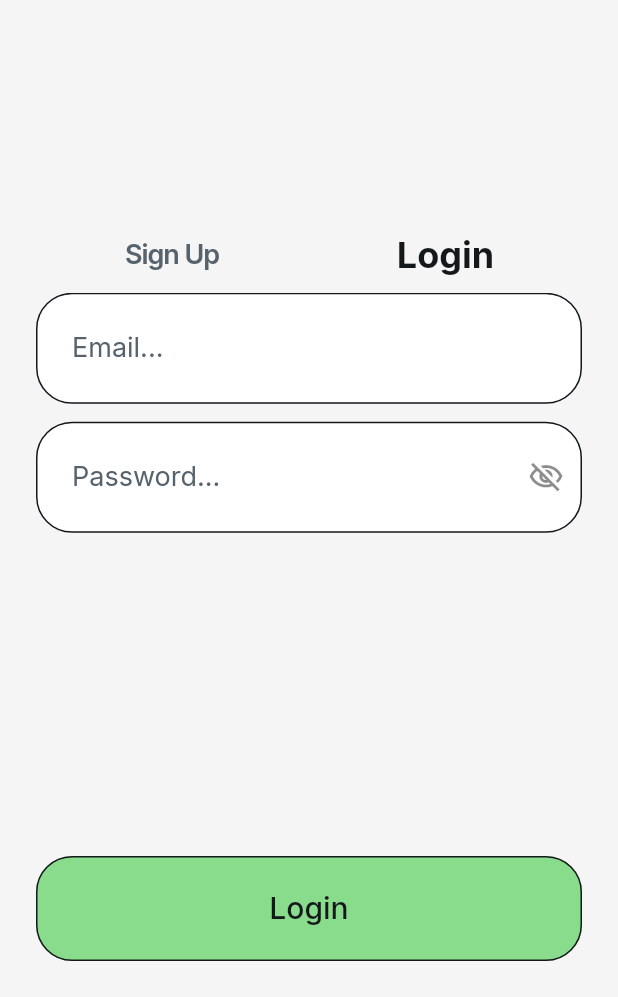
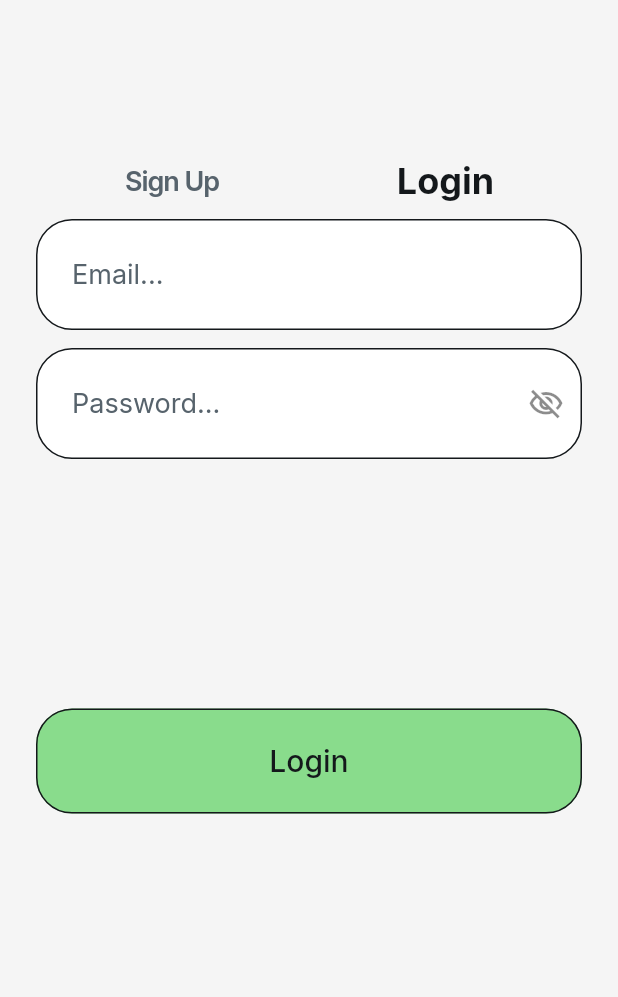
Before and after one commit to vfaywolfe/ToDo25, a Flutter app: the screen it shows after launch, tab 2 chosen, on a phone screen of 412 x 824 dp, the part 239-1236 px from its top. Run offline on Flutter 3.47's test engine with Material 3 defaults, Android fonts, the light colour scheme and no system bars; drawn by our look-alikes of auto_size_text; our stand-ins replace cloud_firestore, easy_debounce, file_picker, firebase_auth, firebase_core, firebase_remote_config and 14 more; missing offline and left inert: json_path, mime_type; accounts and stored records are empty.

Commit message:
Updating to latest FlutterFlow output.

```diff
--- a/lib/login/login_widget.dart
+++ b/lib/login/login_widget.dart
@@ -118,6 +118,7 @@ class _LoginWidgetState extends State<LoginWidget>
                               text: 'Sign Up',
                             ),
                             Tab(
+                              key: ValueKey('LoginTab_sq9s'),
                               text: 'Login',
                             ),
                           ],
@@ -439,6 +440,7 @@ class _LoginWidgetState extends State<LoginWidget>
                                 Container(
                                   width: double.infinity,
                                   child: TextFormField(
+                                    key: ValueKey('Login-email_1zpq'),
                                     controller: _model.loginEmailTextController,
                                     focusNode: _model.loginEmailFocusNode,
                                     onChanged: (_) => EasyDebounce.debounce(
@@ -539,6 +541,7 @@ class _LoginWidgetState extends State<LoginWidget>
                                 Container(
                                   width: double.infinity,
                                   child: TextFormField(
+                                    key: ValueKey('Login-Password_hf3p'),
                                     controller:
                                         _model.loginPasswordTextController,
                                     focusNode: _model.loginPasswordFocusNode,
@@ -638,6 +641,50 @@ class _LoginWidgetState extends State<LoginWidget>
                     ],
                   ),
                 ),
+                if (_model.tabBarCurrentIndex == 1)
+                  Semantics(
+                    label: 'LoginButton',
+                    child: FFButtonWidget(
+                      key: ValueKey('Login-Button_tvow'),
+                      onPressed: () async {
+                        GoRouter.of(context).prepareAuthEvent();
+
+                        final user = await authManager.signInWithEmail(
+                          context,
+                          _model.loginEmailTextController.text,
+                          _model.loginPasswordTextController.text,
+                        );
+                        if (user == null) {
+                          return;
+                        }
+
+                        context.goNamedAuth(
+                            TasksWidget.routeName, context.mounted);
+                      },
+                      text: 'Login',
+                      options: FFButtonOptions(
+                        width: double.infinity,
+                        height: 70.0,
+                        padding: EdgeInsetsDirectional.fromSTEB(
+                            16.0, 0.0, 16.0, 0.0),
+                        iconPadding:
+                            EdgeInsetsDirectional.fromSTEB(0.0, 0.0, 0.0, 0.0),
+                        color: FlutterFlowTheme.of(context).primary,
+                        textStyle: FlutterFlowTheme.of(context)
+                            .labelMedium
+                            .override(
+                              fontFamily: 'Inter',
+                              color: FlutterFlowTheme.of(context).primaryText,
+                              letterSpacing: 0.0,
+                            ),
+                        elevation: 0.0,
+                        borderSide: BorderSide(
+                          color: FlutterFlowTheme.of(context).primaryText,
+                        ),
+                        borderRadius: BorderRadius.circular(24.0),
+                      ),
+                    ),
+                  ),
                 Stack(
                   children: [
                     if (_model.tabBarCurrentIndex == 0)
@@ -702,50 +749,6 @@ class _LoginWidgetState extends State<LoginWidget>
                           borderRadius: BorderRadius.circular(24.0),
                         ),
                       ),
-                    if (_model.tabBarCurrentIndex == 1)
-                      Semantics(
-                        label: 'LoginButton',
-                        child: FFButtonWidget(
-                          onPressed: () async {
-                            GoRouter.of(context).prepareAuthEvent();
-
-                            final user = await authManager.signInWithEmail(
-                              context,
-                              _model.loginEmailTextController.text,
-                              _model.loginPasswordTextController.text,
-                            );
-                            if (user == null) {
-                              return;
-                            }
-
-                            context.goNamedAuth(
-                                TasksWidget.routeName, context.mounted);
-                          },
-                          text: 'Login',
-                          options: FFButtonOptions(
-                            width: double.infinity,
-                            height: 70.0,
-                            padding: EdgeInsetsDirectional.fromSTEB(
-                                16.0, 0.0, 16.0, 0.0),
-                            iconPadding: EdgeInsetsDirectional.fromSTEB(
-                                0.0, 0.0, 0.0, 0.0),
-                            color: FlutterFlowTheme.of(context).primary,
-                            textStyle: FlutterFlowTheme.of(context)
-                                .labelMedium
-                                .override(
-                                  fontFamily: 'Inter',
-                                  color:
-                                      FlutterFlowTheme.of(context).primaryText,
-                                  letterSpacing: 0.0,
-                                ),
-                            elevation: 0.0,
-                            borderSide: BorderSide(
-                              color: FlutterFlowTheme.of(context).primaryText,
-                            ),
-                            borderRadius: BorderRadius.circular(24.0),
-                          ),
-                        ),
-                      ),
                   ],
                 ),
               ],
```
Also changed, not shown: 1 other file.
